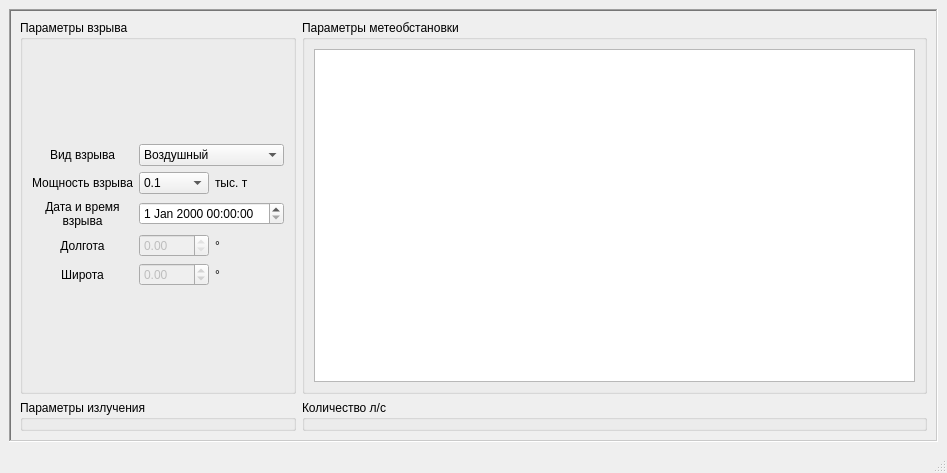
Old version of the form inputwindow.ui in the repository Devil666face/NuclearRange.
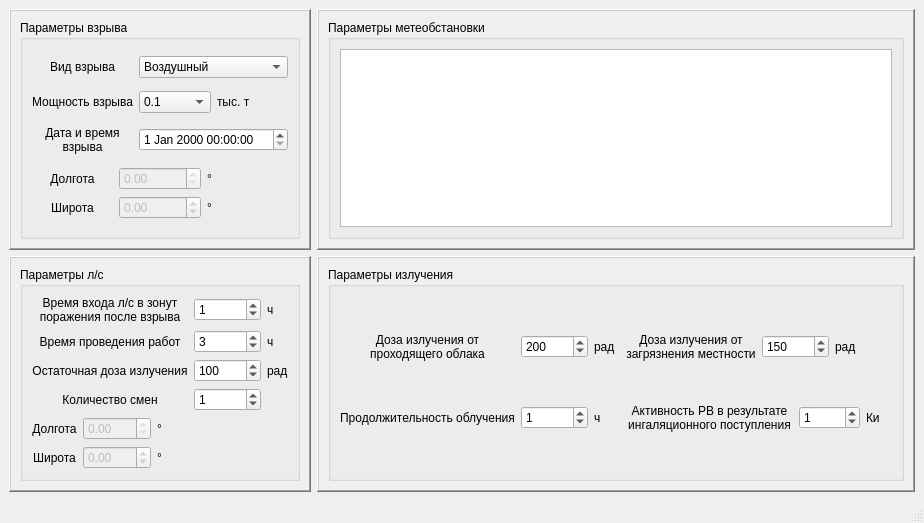
New version of the form.

Patch:
```diff
--- a/inputwindow.ui
+++ b/inputwindow.ui
@@ -6,32 +6,32 @@
    <rect>
     <x>0</x>
     <y>0</y>
-    <width>947</width>
-    <height>473</height>
+    <width>924</width>
+    <height>523</height>
    </rect>
   </property>
   <property name="windowTitle">
    <string>Исходные данные</string>
   </property>
   <widget class="QWidget" name="centralwidget">
-   <layout class="QVBoxLayout" name="verticalLayout_2">
+   <layout class="QVBoxLayout" name="verticalLayout_4">
     <item>
-     <widget class="QFrame" name="frame_pane">
+     <layout class="QGridLayout" name="gridLayout_6">
+      <item row="0" column="0">
+       <widget class="QFrame" name="frame">
       <property name="frameShape">
        <enum>QFrame::WinPanel</enum>
       </property>
       <property name="frameShadow">
-       <enum>QFrame::Sunken</enum>
-      </property>
-      <layout class="QGridLayout" name="gridLayout_2">
-       <item row="0" column="0">
+         <enum>QFrame::Raised</enum>
+        </property>
+        <layout class="QVBoxLayout" name="verticalLayout_5">
+         <item>
         <widget class="QGroupBox" name="groupBox_blast">
          <property name="title">
           <string>Параметры взрыва</string>
          </property>
-         <layout class="QVBoxLayout" name="verticalLayout_3">
-          <item>
-           <layout class="QGridLayout" name="gridLayout">
+           <layout class="QGridLayout" name="gridLayout_5">
             <item row="0" column="0">
              <widget class="QLabel" name="label">
               <property name="text">
@@ -196,7 +196,11 @@
               </property>
              </widget>
             </item>
-            <item row="3" column="0">
+            <item row="3" column="0" colspan="3">
+             <layout class="QHBoxLayout" name="horizontalLayout_2">
+              <item>
+               <layout class="QGridLayout" name="gridLayout">
+                <item row="0" column="0">
              <widget class="QLabel" name="label_5">
               <property name="text">
                <string>Долгота</string>
@@ -206,7 +210,7 @@
               </property>
              </widget>
             </item>
-            <item row="3" column="1">
+                <item row="0" column="1">
              <widget class="QDoubleSpinBox" name="doubleSpinBox_lon">
               <property name="enabled">
                <bool>false</bool>
@@ -225,14 +229,14 @@
               </property>
              </widget>
             </item>
-            <item row="3" column="2">
+                <item row="0" column="2">
              <widget class="QLabel" name="label_7">
               <property name="text">
                <string>°</string>
               </property>
              </widget>
             </item>
-            <item row="4" column="0">
+                <item row="1" column="0">
              <widget class="QLabel" name="label_6">
               <property name="text">
                <string>Широта</string>
@@ -242,7 +246,7 @@
               </property>
              </widget>
             </item>
-            <item row="4" column="1">
+                <item row="1" column="1">
              <widget class="QDoubleSpinBox" name="doubleSpinBox_lat">
               <property name="enabled">
                <bool>false</bool>
@@ -261,7 +265,7 @@
               </property>
              </widget>
             </item>
-            <item row="4" column="2">
+                <item row="1" column="2">
              <widget class="QLabel" name="label_8">
               <property name="text">
                <string>°</string>
@@ -274,9 +278,23 @@
            <layout class="QGridLayout" name="lay_coor"/>
           </item>
          </layout>
+            </item>
+           </layout>
+          </widget>
+         </item>
+        </layout>
         </widget>
        </item>
        <item row="0" column="1">
+       <widget class="QFrame" name="frame_2">
+        <property name="frameShape">
+         <enum>QFrame::WinPanel</enum>
+        </property>
+        <property name="frameShadow">
+         <enum>QFrame::Raised</enum>
+        </property>
+        <layout class="QVBoxLayout" name="verticalLayout_6">
+         <item>
         <widget class="QGroupBox" name="groupBox_weather">
          <property name="title">
           <string>Параметры метеобстановки</string>
@@ -288,22 +306,344 @@
          </layout>
         </widget>
        </item>
+        </layout>
+       </widget>
+      </item>
        <item row="1" column="0">
+       <widget class="QFrame" name="frame_3">
+        <property name="frameShape">
+         <enum>QFrame::WinPanel</enum>
+        </property>
+        <property name="frameShadow">
+         <enum>QFrame::Raised</enum>
+        </property>
+        <layout class="QVBoxLayout" name="verticalLayout_2">
+         <item>
+          <widget class="QGroupBox" name="groupBox_people">
+           <property name="title">
+            <string>Параметры л/с</string>
+           </property>
+           <layout class="QGridLayout" name="gridLayout_3">
+            <item row="0" column="0">
+             <widget class="QLabel" name="label_9">
+              <property name="text">
+               <string>Время входа л/с в зонут
+поражения после взрыва</string>
+              </property>
+              <property name="alignment">
+               <set>Qt::AlignCenter</set>
+              </property>
+             </widget>
+            </item>
+            <item row="0" column="1">
+             <widget class="QSpinBox" name="spinBox_t_enter">
+              <property name="value">
+               <number>1</number>
+              </property>
+             </widget>
+            </item>
+            <item row="0" column="2">
+             <widget class="QLabel" name="label_10">
+              <property name="text">
+               <string>ч</string>
+              </property>
+             </widget>
+            </item>
+            <item row="1" column="0">
+             <widget class="QLabel" name="label_11">
+              <property name="text">
+               <string>Время проведения работ</string>
+              </property>
+              <property name="alignment">
+               <set>Qt::AlignCenter</set>
+              </property>
+             </widget>
+            </item>
+            <item row="1" column="1">
+             <widget class="QSpinBox" name="spinBox_T_work">
+              <property name="value">
+               <number>3</number>
+              </property>
+             </widget>
+            </item>
+            <item row="1" column="2">
+             <widget class="QLabel" name="label_12">
+              <property name="text">
+               <string>ч</string>
+              </property>
+             </widget>
+            </item>
+            <item row="2" column="0">
+             <widget class="QLabel" name="label_14">
+              <property name="text">
+               <string>Остаточная доза излучения</string>
+              </property>
+              <property name="alignment">
+               <set>Qt::AlignCenter</set>
+              </property>
+             </widget>
+            </item>
+            <item row="2" column="1">
+             <widget class="QSpinBox" name="spinBox_D_before">
+              <property name="maximum">
+               <number>100000</number>
+              </property>
+              <property name="singleStep">
+               <number>10</number>
+              </property>
+              <property name="value">
+               <number>100</number>
+              </property>
+             </widget>
+            </item>
+            <item row="2" column="2">
+             <widget class="QLabel" name="label_13">
+              <property name="text">
+               <string>рад</string>
+              </property>
+             </widget>
+            </item>
+            <item row="3" column="0">
+             <widget class="QLabel" name="label_19">
+              <property name="text">
+               <string>Количество смен</string>
+              </property>
+              <property name="alignment">
+               <set>Qt::AlignCenter</set>
+              </property>
+             </widget>
+            </item>
+            <item row="3" column="1">
+             <widget class="QSpinBox" name="spinBox_N_count">
+              <property name="value">
+               <number>1</number>
+              </property>
+             </widget>
+            </item>
+            <item row="4" column="0">
+             <layout class="QGridLayout" name="gridLayout_2">
+              <item row="0" column="1">
+               <widget class="QDoubleSpinBox" name="doubleSpinBox_lon_work">
+                <property name="enabled">
+                 <bool>false</bool>
+                </property>
+                <property name="readOnly">
+                 <bool>true</bool>
+                </property>
+                <property name="minimum">
+                 <double>-360.000000000000000</double>
+                </property>
+                <property name="maximum">
+                 <double>360.000000000000000</double>
+                </property>
+                <property name="value">
+                 <double>0.000000000000000</double>
+                </property>
+               </widget>
+              </item>
+              <item row="1" column="1">
+               <widget class="QDoubleSpinBox" name="doubleSpinBox_lat_work">
+                <property name="enabled">
+                 <bool>false</bool>
+                </property>
+                <property name="readOnly">
+                 <bool>false</bool>
+                </property>
+                <property name="minimum">
+                 <double>-360.000000000000000</double>
+                </property>
+                <property name="maximum">
+                 <double>360.000000000000000</double>
+                </property>
+                <property name="value">
+                 <double>0.000000000000000</double>
+                </property>
+               </widget>
+              </item>
+              <item row="0" column="0">
+               <widget class="QLabel" name="label_15">
+                <property name="text">
+                 <string>Долгота</string>
+                </property>
+                <property name="alignment">
+                 <set>Qt::AlignCenter</set>
+                </property>
+               </widget>
+              </item>
+              <item row="0" column="2">
+               <widget class="QLabel" name="label_18">
+                <property name="text">
+                 <string>°</string>
+                </property>
+               </widget>
+              </item>
+              <item row="1" column="2">
+               <widget class="QLabel" name="label_16">
+                <property name="text">
+                 <string>°</string>
+                </property>
+               </widget>
+              </item>
+              <item row="1" column="0">
+               <widget class="QLabel" name="label_17">
+                <property name="text">
+                 <string>Широта</string>
+                </property>
+                <property name="alignment">
+                 <set>Qt::AlignCenter</set>
+                </property>
+               </widget>
+              </item>
+             </layout>
+            </item>
+            <item row="4" column="1">
+             <layout class="QGridLayout" name="lay_coor_work"/>
+            </item>
+           </layout>
+          </widget>
+         </item>
+        </layout>
+       </widget>
+      </item>
+      <item row="1" column="1">
+       <widget class="QFrame" name="frame_4">
+        <property name="frameShape">
+         <enum>QFrame::WinPanel</enum>
+        </property>
+        <property name="frameShadow">
+         <enum>QFrame::Raised</enum>
+        </property>
+        <layout class="QVBoxLayout" name="verticalLayout_3">
+         <item>
         <widget class="QGroupBox" name="groupBox_radiation">
          <property name="title">
           <string>Параметры излучения</string>
          </property>
+           <layout class="QGridLayout" name="gridLayout_4">
+            <item row="0" column="0">
+             <widget class="QLabel" name="label_20">
+              <property name="text">
+               <string>Доза излучения от
+проходящего облака</string>
+              </property>
+              <property name="alignment">
+               <set>Qt::AlignCenter</set>
+              </property>
+             </widget>
+            </item>
+            <item row="0" column="1">
+             <widget class="QSpinBox" name="spinBox_D_cloud">
+              <property name="maximum">
+               <number>1000000</number>
+              </property>
+              <property name="singleStep">
+               <number>100</number>
+              </property>
+              <property name="value">
+               <number>200</number>
+              </property>
+             </widget>
+            </item>
+            <item row="0" column="2">
+             <widget class="QLabel" name="label_21">
+              <property name="text">
+               <string>рад</string>
+              </property>
+             </widget>
+            </item>
+            <item row="0" column="3">
+             <widget class="QLabel" name="label_22">
+              <property name="text">
+               <string>Доза излучения от
+загрязнения местности</string>
+              </property>
+              <property name="alignment">
+               <set>Qt::AlignCenter</set>
+              </property>
+             </widget>
+            </item>
+            <item row="0" column="4" colspan="2">
+             <widget class="QSpinBox" name="spinBox_D_ground">
+              <property name="maximum">
+               <number>100000</number>
+              </property>
+              <property name="singleStep">
+               <number>100</number>
+              </property>
+              <property name="value">
+               <number>150</number>
+              </property>
+             </widget>
+            </item>
+            <item row="0" column="6" colspan="2">
+             <widget class="QLabel" name="label_23">
+              <property name="text">
+               <string>рад</string>
+              </property>
+             </widget>
+            </item>
+            <item row="1" column="0">
+             <widget class="QLabel" name="label_24">
+              <property name="text">
+               <string>Продолжительность облучения</string>
+              </property>
+              <property name="alignment">
+               <set>Qt::AlignCenter</set>
+              </property>
         </widget>
        </item>
        <item row="1" column="1">
-        <widget class="QGroupBox" name="groupBox_people">
-         <property name="title">
-          <string>Количество л/с</string>
-         </property>
-        </widget>
-       </item>
-      </layout>
-     </widget>
+             <widget class="QSpinBox" name="spinBox_t_delta_nuclear">
+              <property name="maximum">
+               <number>99</number>
+              </property>
+              <property name="singleStep">
+               <number>1</number>
+              </property>
+              <property name="value">
+               <number>1</number>
+              </property>
+             </widget>
+            </item>
+            <item row="1" column="2">
+             <widget class="QLabel" name="label_25">
+              <property name="text">
+               <string>ч</string>
+              </property>
+             </widget>
+            </item>
+            <item row="1" column="3" colspan="2">
+             <widget class="QLabel" name="label_26">
+              <property name="text">
+               <string>Активность РВ в результате
+ингаляционного поступления</string>
+              </property>
+              <property name="alignment">
+               <set>Qt::AlignCenter</set>
+              </property>
+             </widget>
+            </item>
+            <item row="1" column="5" colspan="2">
+             <widget class="QSpinBox" name="spinBox_A_air">
+              <property name="value">
+               <number>1</number>
+              </property>
+             </widget>
+            </item>
+            <item row="1" column="7">
+             <widget class="QLabel" name="label_27">
+              <property name="text">
+               <string>Ки</string>
+              </property>
+             </widget>
+            </item>
+           </layout>
+          </widget>
+         </item>
+        </layout>
+       </widget>
+      </item>
+     </layout>
     </item>
     <item>
      <layout class="QGridLayout" name="lay_enter"/>
```
Left out of the diff: 2 changed lines with no effect on the pictures. Lines whose indentation alone changed are shown as unchanged.
